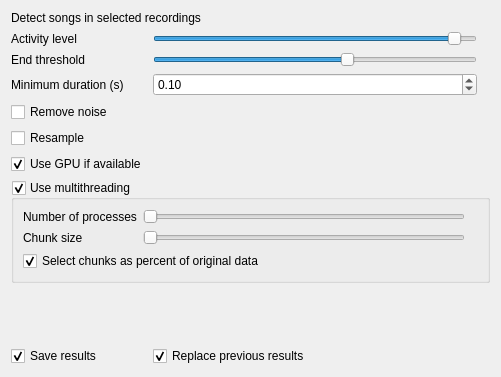
Qt form src/gui/widgets/audio/ui/detector_options.ui (Vin985/ecosongs) before a commit.
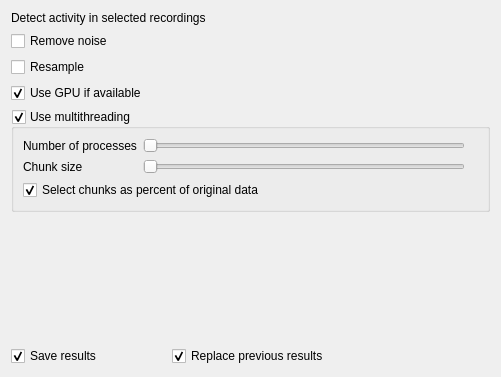
The same form after that commit.

Commit message: detector options remodel

```diff
--- a/src/gui/widgets/audio/ui/detector_options.ui
+++ b/src/gui/widgets/audio/ui/detector_options.ui
@@ -17,129 +17,11 @@
    <item row="0" column="0" colspan="3">
     <widget class="QLabel" name="label">
      <property name="text">
-      <string>Detect songs in selected recordings</string>
+      <string>Detect activity in selected recordings</string>
      </property>
     </widget>
    </item>
-   <item row="1" column="0">
-    <widget class="QLabel" name="label_2">
-     <property name="sizePolicy">
-      <sizepolicy hsizetype="Maximum" vsizetype="Preferred">
-       <horstretch>0</horstretch>
-       <verstretch>0</verstretch>
-      </sizepolicy>
-     </property>
-     <property name="text">
-      <string>Activity level</string>
-     </property>
-    </widget>
-   </item>
-   <item row="1" column="1">
-    <widget class="QSlider" name="slider_activity">
-     <property name="maximum">
-      <number>100</number>
-     </property>
-     <property name="value">
-      <number>95</number>
-     </property>
-     <property name="orientation">
-      <enum>Qt::Horizontal</enum>
-     </property>
-    </widget>
-   </item>
-   <item row="1" column="2">
-    <widget class="QLabel" name="lbl_activity">
-     <property name="text">
-      <string/>
-     </property>
-    </widget>
-   </item>
-   <item row="2" column="0">
-    <widget class="QLabel" name="label_4">
-     <property name="text">
-      <string>End threshold</string>
-     </property>
-    </widget>
-   </item>
-   <item row="2" column="1">
-    <widget class="QSlider" name="slider_end_threshold">
-     <property name="value">
-      <number>60</number>
-     </property>
-     <property name="orientation">
-      <enum>Qt::Horizontal</enum>
-     </property>
-    </widget>
-   </item>
-   <item row="2" column="2">
-    <widget class="QLabel" name="lbl_end_threshold">
-     <property name="text">
-      <string/>
-     </property>
-    </widget>
-   </item>
-   <item row="3" column="0">
-    <widget class="QLabel" name="label_3">
-     <property name="text">
-      <string>Minimum duration (s)</string>
-     </property>
-    </widget>
-   </item>
-   <item row="3" column="1">
-    <widget class="QDoubleSpinBox" name="spin_min_duration">
-     <property name="singleStep">
-      <double>0.010000000000000</double>
-     </property>
-     <property name="value">
-      <double>0.100000000000000</double>
-     </property>
-    </widget>
-   </item>
-   <item row="4" column="0" colspan="2">
-    <widget class="QCheckBox" name="checkbox_remove_noise">
-     <property name="text">
-      <string>Remove noise</string>
-     </property>
-    </widget>
-   </item>
-   <item row="5" column="0">
-    <widget class="QCheckBox" name="checkbox_resample">
-     <property name="text">
-      <string>Resample</string>
-     </property>
-    </widget>
-   </item>
-   <item row="9" column="0">
-    <widget class="QCheckBox" name="checkbox_save">
-     <property name="text">
-      <string>Save results</string>
-     </property>
-     <property name="checked">
-      <bool>true</bool>
-     </property>
-    </widget>
-   </item>
-   <item row="9" column="1">
-    <widget class="QCheckBox" name="checkbox_overwrite">
-     <property name="text">
-      <string>Replace previous results</string>
-     </property>
-     <property name="checked">
-      <bool>true</bool>
-     </property>
-    </widget>
-   </item>
-   <item row="6" column="0">
-    <widget class="QCheckBox" name="checkbox_gpu">
-     <property name="text">
-      <string>Use GPU if available</string>
-     </property>
-     <property name="checked">
-      <bool>true</bool>
-     </property>
-    </widget>
-   </item>
-   <item row="8" column="0" colspan="2">
+   <item row="5" column="0" colspan="2">
     <spacer name="verticalSpacer">
      <property name="orientation">
       <enum>Qt::Vertical</enum>
@@ -152,7 +34,44 @@
      </property>
     </spacer>
    </item>
-   <item row="7" column="0" colspan="3">
+   <item row="6" column="1">
+    <widget class="QCheckBox" name="checkbox_overwrite">
+     <property name="text">
+      <string>Replace previous results</string>
+     </property>
+     <property name="checked">
+      <bool>true</bool>
+     </property>
+    </widget>
+   </item>
+   <item row="6" column="0">
+    <widget class="QCheckBox" name="checkbox_save">
+     <property name="text">
+      <string>Save results</string>
+     </property>
+     <property name="checked">
+      <bool>true</bool>
+     </property>
+    </widget>
+   </item>
+   <item row="3" column="0">
+    <widget class="QCheckBox" name="checkbox_gpu">
+     <property name="text">
+      <string>Use GPU if available</string>
+     </property>
+     <property name="checked">
+      <bool>true</bool>
+     </property>
+    </widget>
+   </item>
+   <item row="2" column="0">
+    <widget class="QCheckBox" name="checkbox_resample">
+     <property name="text">
+      <string>Resample</string>
+     </property>
+    </widget>
+   </item>
+   <item row="4" column="0" colspan="3">
     <widget class="QGroupBox" name="groupBox">
      <property name="title">
       <string>Use multithreading</string>
@@ -216,6 +135,13 @@
      </layout>
     </widget>
    </item>
+   <item row="1" column="0" colspan="2">
+    <widget class="QCheckBox" name="checkbox_remove_noise">
+     <property name="text">
+      <string>Remove noise</string>
+     </property>
+    </widget>
+   </item>
   </layout>
  </widget>
  <resources/>
```
The commit also changes 2 other files.
